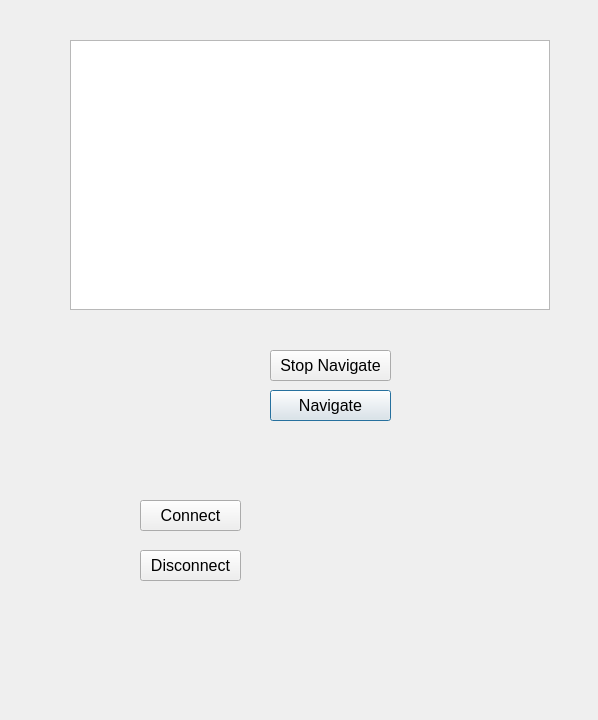
Before: the Qt Designer form PythonClient/detection/nav_gui.ui in monkeyboyfr3sh/AirSim, drawn with Qt 5.
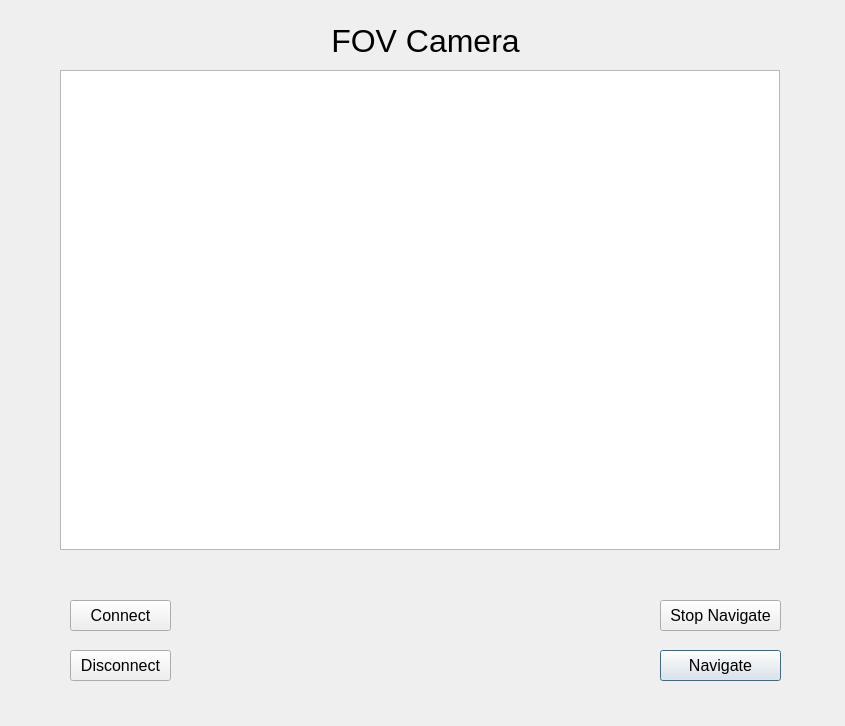
After: the same form once the commit is applied.

Commit message: this is a very functional gui control of sim environment

What changed in the file:
```diff
--- a/PythonClient/detection/nav_gui.ui
+++ b/PythonClient/detection/nav_gui.ui
@@ -6,8 +6,8 @@
    <rect>
     <x>0</x>
     <y>0</y>
-    <width>598</width>
-    <height>720</height>
+    <width>845</width>
+    <height>726</height>
    </rect>
   </property>
   <property name="windowTitle">
@@ -16,8 +16,8 @@
   <widget class="QPushButton" name="navigate_button">
    <property name="geometry">
     <rect>
-     <x>270</x>
-     <y>390</y>
+     <x>660</x>
+     <y>650</y>
      <width>121</width>
      <height>31</height>
     </rect>
@@ -34,8 +34,8 @@
   <widget class="QPushButton" name="stop_navigate_button">
    <property name="geometry">
     <rect>
-     <x>270</x>
-     <y>350</y>
+     <x>660</x>
+     <y>600</y>
      <width>121</width>
      <height>31</height>
     </rect>
@@ -52,10 +52,10 @@
   <widget class="QGraphicsView" name="graphicsView">
    <property name="geometry">
     <rect>
-     <x>70</x>
-     <y>40</y>
-     <width>480</width>
-     <height>270</height>
+     <x>60</x>
+     <y>70</y>
+     <width>720</width>
+     <height>480</height>
     </rect>
    </property>
    <property name="font">
@@ -67,8 +67,8 @@
   <widget class="QPushButton" name="airsimConnect_button">
    <property name="geometry">
     <rect>
-     <x>140</x>
-     <y>500</y>
+     <x>70</x>
+     <y>600</y>
      <width>101</width>
      <height>31</height>
     </rect>
@@ -85,8 +85,8 @@
   <widget class="QPushButton" name="airsimDisconnect_button">
    <property name="geometry">
     <rect>
-     <x>140</x>
-     <y>550</y>
+     <x>70</x>
+     <y>650</y>
      <width>101</width>
      <height>31</height>
     </rect>
@@ -100,6 +100,27 @@
     <string>Disconnect</string>
    </property>
   </widget>
+  <widget class="QLabel" name="label">
+   <property name="geometry">
+    <rect>
+     <x>320</x>
+     <y>20</y>
+     <width>211</width>
+     <height>41</height>
+    </rect>
+   </property>
+   <property name="font">
+    <font>
+     <pointsize>24</pointsize>
+    </font>
+   </property>
+   <property name="text">
+    <string>FOV Camera</string>
+   </property>
+   <property name="alignment">
+    <set>Qt::AlignCenter</set>
+   </property>
+  </widget>
  </widget>
  <resources/>
  <connections/>
```
The commit also changes 2 other files.
